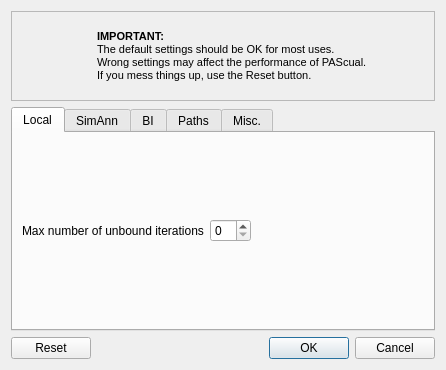
cpascual/PAScual, file PAScual/ui/OptionsDlg.ui: the form before one commit.
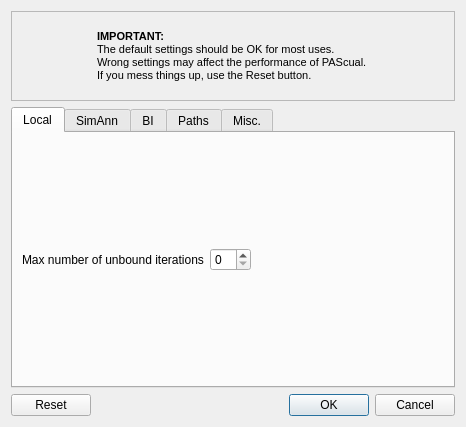
The form after the commit. Icons and pictures are not drawn.

Commit message: Remove qrc refs from ui files

What changed in the file:
```diff
--- a/PAScual/ui/OptionsDlg.ui
+++ b/PAScual/ui/OptionsDlg.ui
@@ -4,12 +4,12 @@
   <property name="windowModality" >
    <enum>Qt::ApplicationModal</enum>
   </property>
-  <property name="geometry" >
+  <property name="geometry">
    <rect>
     <x>0</x>
     <y>0</y>
-    <width>446</width>
-    <height>370</height>
+    <width>466</width>
+    <height>427</height>
    </rect>
   </property>
   <property name="windowTitle" >
@@ -86,16 +86,8 @@
      <property name="currentIndex" >
       <number>0</number>
      </property>
-     <widget class="QWidget" name="LocalTab" >
-      <property name="geometry" >
-       <rect>
-        <x>0</x>
-        <y>0</y>
-        <width>422</width>
-        <height>198</height>
-       </rect>
-      </property>
-      <attribute name="title" >
+     <widget class="QWidget" name="LocalTab">
+      <attribute name="title">
        <string>Local</string>
       </attribute>
       <layout class="QGridLayout" name="gridLayout" >
```
Left out of the diff: 742 changed lines with no effect on the pictures. The commit also changes 3 other files.
